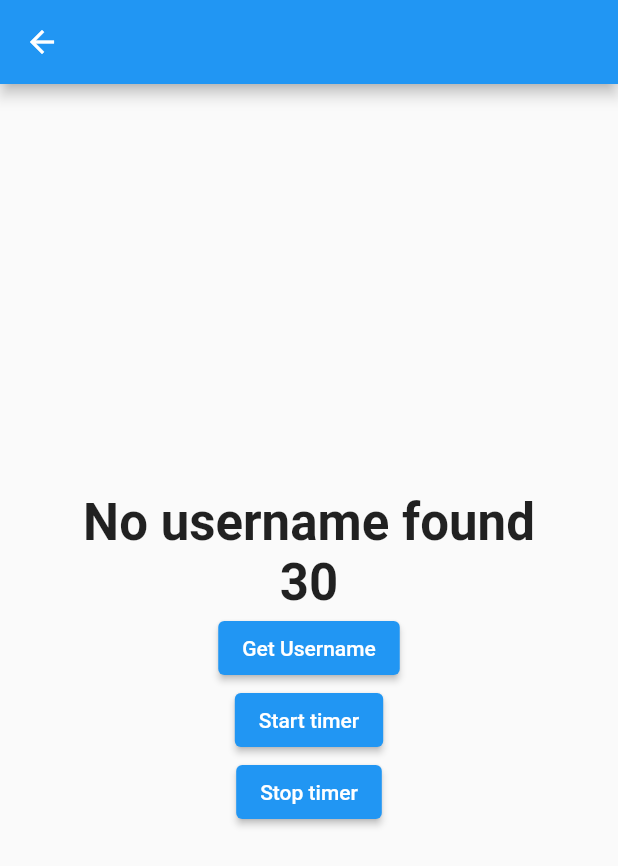
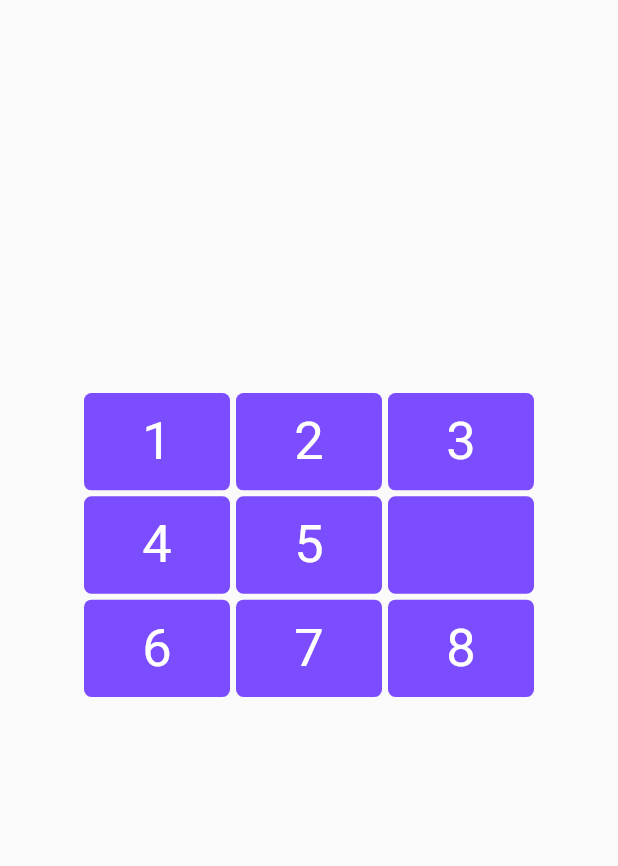
Before and after one commit to asmitzz/flutter_tasks, a Flutter app: the screen it shows after launch, on a phone screen of 412 x 824 dp. Shown: the top 866 px of the screen. Run offline on Flutter 3.47's test engine with Material 2 defaults, Android fonts, the phone set to English and light mode, and no system bars; our stand-ins replace permission_handler; missing offline and left inert: flutter_downloader.

Commit message:
build basic logic of puzzle

```diff
--- a/lib/main.dart
+++ b/lib/main.dart
@@ -6,6 +6,7 @@ import 'package:flutter_tasks/screens/task1_timer.dart';
 import 'package:flutter_tasks/screens/task3_download_file.dart';
 import 'package:flutter_tasks/screens/task4_custom_paint.dart';
 import 'package:flutter_tasks/screens/task6_method_channel.dart';
+import 'package:flutter_tasks/screens/task7_puzzle.dart';
 import 'package:flutter_tasks/vori_logo/vori_custom_paint.dart';
 import 'package:provider/provider.dart';
 
@@ -31,7 +32,7 @@ class MyApp extends StatelessWidget {
       builder: (context, child) {
         return MaterialApp(
           title: "Flutter Tasks",
-          initialRoute: "/method-channel",
+          initialRoute: "/puzzle",
           routes: {
             "/": (context) => const TimerScreen(),
             "/vori-logo": (context) => const VoriLogo(),
@@ -39,6 +40,7 @@ class MyApp extends StatelessWidget {
             "/download": (context) => const DownloadFile(),
             "/weather": (context) => const CurrentWeatherScreen(),
             "/method-channel": (context) => const MethodChannelExample(),
+            "/puzzle": (context) => const PuzzleGame(),
           },
         );
       },
--- /dev/null
+++ b/lib/screens/task7_puzzle.dart
@@ -0,0 +1,89 @@
+import 'package:flutter/material.dart';
+
+class PuzzleGame extends StatefulWidget {
+  const PuzzleGame({Key? key}) : super(key: key);
+
+  @override
+  _PuzzleGameState createState() => _PuzzleGameState();
+}
+
+class _PuzzleGameState extends State<PuzzleGame> {
+  List<int?> numBox = [1, 2, 3, 4, 5, null, 6, 7, 8];
+  int emptyBoxIndex = 5;
+  int grid = 3;
+
+  _onTap(int index) async {
+    if ([(index - 1), (index + 1), (index + grid), (index - grid)]
+        .contains(emptyBoxIndex)) {
+      int? temp = numBox[index];
+      numBox[emptyBoxIndex] = temp;
+      numBox[index] = null;
+      emptyBoxIndex = index;
+      setState(() {});
+    }
+
+    if (checkWinner()) {
+      var res = await showDialog(
+          context: context,
+          builder: (context) => const AlertDialog(
+                title: Text("You won!!"),
+              ));
+
+      if (res == null) {
+        numBox = [1, 2, 3, 4, 5, 6, 7, null, 8];
+        emptyBoxIndex = 5;
+        setState(() {});
+      }
+    }
+  }
+
+  bool checkWinner() {
+    bool win = true;
+    for (var i = 0; i < numBox.length; i++) {
+      if (((i + 1) != numBox[i]) && (numBox[i] != null)) {
+        win = false;
+        print(numBox[i]);
+        break;
+      }
+    }
+    return win;
+  }
+
+  @override
+  Widget build(BuildContext context) {
+    return SafeArea(
+      child: Scaffold(
+        body: Center(
+          child: SizedBox(
+            height: 300,
+            width: 300,
+            child: GridView.builder(
+                gridDelegate: const SliverGridDelegateWithMaxCrossAxisExtent(
+                    maxCrossAxisExtent: 100,
+                    childAspectRatio: 3 / 2,
+                    crossAxisSpacing: 4,
+                    mainAxisSpacing: 4),
+                itemCount: numBox.length,
+                itemBuilder: (context, index) => GestureDetector(
+                      onTap: () => _onTap(index),
+                      child: Container(
+                        decoration: BoxDecoration(
+                            color: Colors.deepPurpleAccent,
+                            borderRadius: BorderRadius.circular(5)),
+                        child: Center(
+                          child: Text(
+                            numBox[index] == null
+                                ? ""
+                                : numBox[index].toString(),
+                            style: const TextStyle(
+                                color: Colors.white, fontSize: 35.0),
+                          ),
+                        ),
+                      ),
+                    )),
+          ),
+        ),
+      ),
+    );
+  }
+}
```
